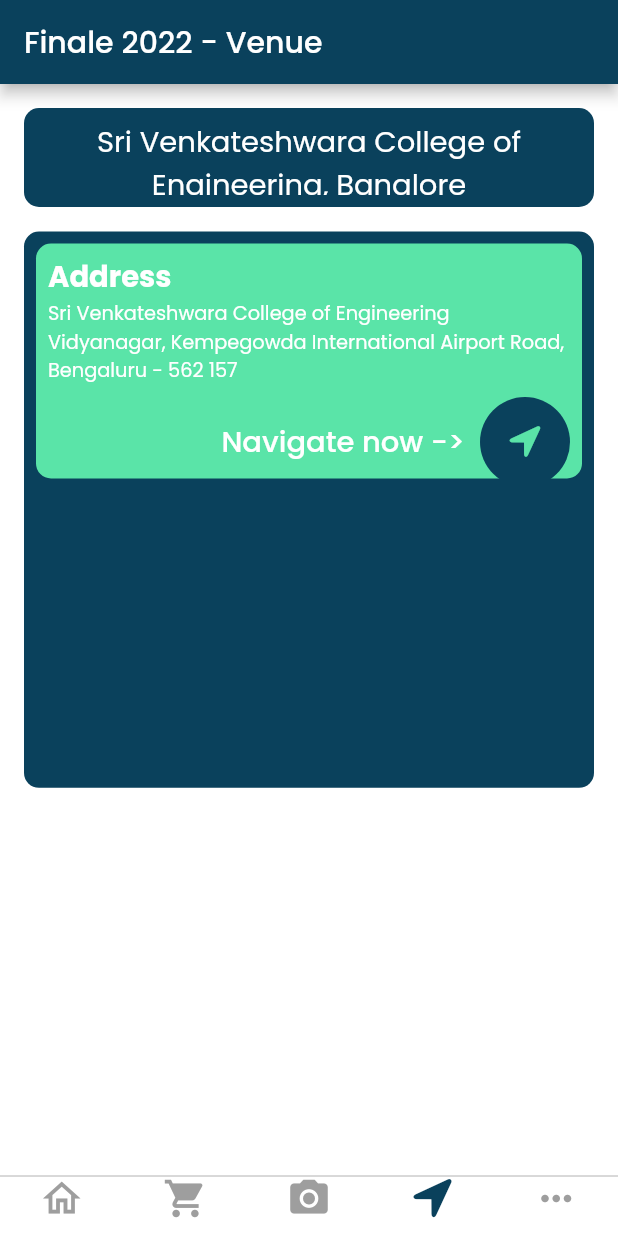
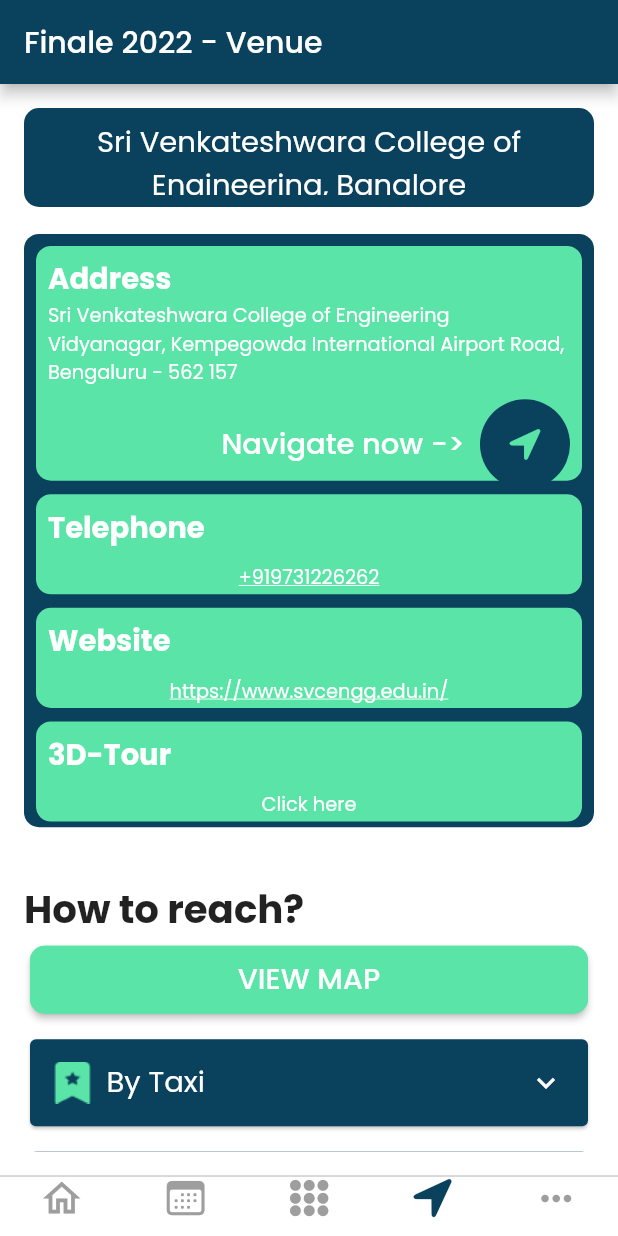
Before and after one commit to ahmadexe/YESIST12-iOS-App, a Flutter app: the screen it shows after launch, swiped to page 4, on a phone screen of 412 x 824 dp. Run offline on Flutter 3.47's test engine with Material 2 defaults, Android fonts, the light colour scheme and no system bars; our stand-ins replace form_builder_validators.

Commit message:
finale screen frontend completed

```diff
--- a/lib/mobile_layout.dart
+++ b/lib/mobile_layout.dart
@@ -16,7 +16,6 @@
 }
 
 class _MobileLayoutState extends State<MobileLayout> {
-
   int _page = 0;
   late PageController _pageController;
 
@@ -37,7 +36,7 @@
     _pageController.jumpToPage(page);
   }
 
-  onPageChanged(int page){
+  onPageChanged(int page) {
     setState(() {
       _page = page;
     });
@@ -65,32 +64,36 @@
         backgroundColor: Colors.white,
         items: [
           BottomNavigationBarItem(
-            icon: Icon(Icons.home_outlined, color: _page == 0? StaticColors.primaryColor : Colors.grey),
-            backgroundColor: Colors.white,
-            label: ""
-          ),
+              icon: Icon(Icons.home_outlined,
+                  color: _page == 0 ? StaticColors.primaryColor : Colors.grey),
+              backgroundColor: Colors.white,
+              label: ""),
           BottomNavigationBarItem(
-            icon: Icon(Icons.shopping_cart, color: _page == 1? Colors.blue : Colors.grey),
+            icon: Icon(CupertinoIcons.calendar,
+                color: _page == 1 ? StaticColors.primaryColor : Colors.grey),
             label: "",
             backgroundColor: Colors.white,
 
             // backgroundColor: customPrimaryColorLight,
           ),
           BottomNavigationBarItem(
-            icon: Icon(Icons.camera_alt, color: _page == 2? Colors.blue : Colors.grey),
+            icon: Icon(CupertinoIcons.circle_grid_3x3_fill,
+                color: _page == 2 ? StaticColors.primaryColor : Colors.grey),
             label: "",
             backgroundColor: Colors.white,
 
             // backgroundColor: customPrimaryColorLight,
           ),
           BottomNavigationBarItem(
-            icon: Icon(CupertinoIcons.location_fill, color: _page == 3? StaticColors.primaryColor : Colors.grey),
+            icon: Icon(CupertinoIcons.location_fill,
+                color: _page == 3 ? StaticColors.primaryColor : Colors.grey),
             label: "",
             backgroundColor: Colors.white,
             // backgroundColor: customPrimaryColorLight,
           ),
           BottomNavigationBarItem(
-            icon: Icon(Icons.more_horiz, color: _page == 4? StaticColors.primaryColor : Colors.grey),
+            icon: Icon(Icons.more_horiz,
+                color: _page == 4 ? StaticColors.primaryColor : Colors.grey),
             label: "",
             backgroundColor: Colors.white,
 
--- a/lib/screens/finale/finale_screen.dart
+++ b/lib/screens/finale/finale_screen.dart
@@ -1,11 +1,14 @@
 import 'package:flutter/cupertino.dart';
 import 'package:flutter/material.dart';
-import 'package:yesist_ios_app/configs/app_typography.dart';
 import 'package:yesist_ios_app/configs/configs.dart';
 import 'package:yesist_ios_app/configs/static_colors.dart';
 import 'package:yesist_ios_app/providers/app_provider.dart';
+
 part 'widgets/_header.dart';
 part 'widgets/_address_card.dart';
+part 'widgets/_info_card.dart';
+part 'widgets/_secondary_info_tile.dart';
+part 'widgets/_resources_tile.dart';
 
 class FinaleScreen extends StatelessWidget {
   const FinaleScreen({super.key});
@@ -18,14 +21,98 @@
       ),
       body: Padding(
         padding: const EdgeInsets.all(16.0),
-        child: Column(
-          children: [
-            const _Header(),
-            SizedBox(
-              height: MediaQuery.of(context).size.height * 0.02,
-            ),
-            const _AddressCard(),
-          ],
+        child: SingleChildScrollView(
+          child: Column(
+            crossAxisAlignment: CrossAxisAlignment.start,
+            children: [
+              const _Header(),
+              Space.y1!,
+              const _AddressCard(),
+              Space.y2!,
+              Text(
+                "How to reach?",
+                style: AppText.h2b,
+              ),
+              const _SecondaryInfoTile(
+                title: "VIEW MAP",
+              ),
+              Space.y!,
+              _ResoucesTile(
+                title: "By Taxi",
+                descWidgets: [
+                  ListTile(
+                    tileColor: Colors.grey[200],
+                    onTap: () {},
+                    dense: true,
+                    contentPadding: const EdgeInsets.all(8),
+                    visualDensity: VisualDensity.compact,
+                    minLeadingWidth: 10,
+                    title: Text(
+                      "Catch a taxi from nearest taxi stand across from the airport. Most Taxis are medium-sized passenger vehicles but are charged the same as general taxi. Taxi fares from the airport to the hotel are fixed, so confirm the fare prior to departure.",
+                      style: AppText.b2,
+                    ),
+                  ),
+                ],
+              ),
+              Space.y!,
+              _ResoucesTile(
+                title: "By Public Transport",
+                descWidgets: [
+                  ListTile(
+                    tileColor: Colors.grey[200],
+                    onTap: () {},
+                    dense: true,
+                    contentPadding: const EdgeInsets.all(8),
+                    visualDensity: VisualDensity.compact,
+                    minLeadingWidth: 10,
+                    title: Text(
+                      "From Airport",
+                      style: AppText.b2!.w(6),
+                    ),
+                    subtitle: Text(
+                      "Get on a bus and get off at thr 'Sri Venkateswara College of Engineering.'",
+                      style: AppText.b2,
+                    ),
+                  ),
+                  ListTile(
+                    tileColor: Colors.grey[200],
+                    onTap: () {},
+                    dense: true,
+                    contentPadding: const EdgeInsets.all(8),
+                    visualDensity: VisualDensity.compact,
+                    minLeadingWidth: 10,
+                    title: Text(
+                      "From Majestic Bus Terminal",
+                      style: AppText.b2!.w(6),
+                    ),
+                    subtitle: Text(
+                      "Get on at the Majestic Bus Terminal (Bus: 282B and 282F) get off at the Sri Venkateswara College of Engineering.",
+                      style: AppText.b2,
+                    ),
+                  ),
+                  ListTile(
+                    tileColor: Colors.grey[200],
+                    onTap: () {},
+                    dense: true,
+                    contentPadding: const EdgeInsets.all(8),
+                    visualDensity: VisualDensity.compact,
+                    minLeadingWidth: 10,
+                    title: Text(
+                      "From East Railway Station",
+                      style: AppText.b2!.w(6),
+                    ),
+                    subtitle: Text(
+                      "Get on at the East Railway Station (Bus: 292D, 295D and 296D) get off at Sri Venkateswara College of Engineering.",
+                      style: AppText.b2,
+                    ),
+                  ),
+                ],
+              ),
+              const _SecondaryInfoTile(
+                title: "VIEW ACCOMODATIONS",
+              ),
+            ],
+          ),
         ),
       ),
     );
--- a/lib/screens/finale/widgets/_address_card.dart
+++ b/lib/screens/finale/widgets/_address_card.dart
@@ -7,7 +7,7 @@
   Widget build(BuildContext context) {
     return Container(
       padding: const EdgeInsets.all(8),
-      height: MediaQuery.of(context).size.height * 0.45,
+      height: MediaQuery.of(context).size.height * 0.48,
       width: double.infinity,
       decoration: BoxDecoration(
         borderRadius: BorderRadius.circular(10),
@@ -59,9 +59,16 @@
               ],
             ),
           ),
-          Container(),
-          Container(),
-          Container(),
+          Space.y!,
+          const _InfoCard(
+              title: "Telephone", subtext: "+919731226262", underlined: true),
+          Space.y!,
+          const _InfoCard(
+              title: "Website",
+              subtext: "https://www.svcengg.edu.in/",
+              underlined: true),
+          Space.y!,
+          const _InfoCard(title: "3D-Tour", subtext: "Click here")
         ],
       ),
     );
--- /dev/null
+++ b/lib/screens/finale/widgets/_info_card.dart
@@ -0,0 +1,45 @@
+part of '../finale_screen.dart';
+
+class _InfoCard extends StatelessWidget {
+  final String title;
+  final String subtext;
+  final bool underlined;
+  const _InfoCard(
+      {required this.title, required this.subtext, this.underlined = false});
+
+  @override
+  Widget build(BuildContext context) {
+    return Container(
+      padding: const EdgeInsets.all(8),
+      height: MediaQuery.of(context).size.height * .081,
+      width: double.infinity,
+      decoration: BoxDecoration(
+        borderRadius: BorderRadius.circular(10),
+        color: StaticColors.secondaryColor,
+      ),
+      child: Column(
+        crossAxisAlignment: CrossAxisAlignment.start,
+        children: [
+          Text(
+            title,
+            style: AppText.b1b!.copyWith(color: Colors.white),
+          ),
+          Space.y!,
+          Row(
+            mainAxisAlignment: MainAxisAlignment.center,
+            crossAxisAlignment: CrossAxisAlignment.end,
+            children: [
+              Text(
+                subtext,
+                style: AppText.l2!.copyWith(
+                  color: Colors.white,
+                  decoration: underlined? TextDecoration.underline : TextDecoration.none,
+                ),
+              ),
+            ],
+          )
+        ],
+      ),
+    );
+  }
+}
--- /dev/null
+++ b/lib/screens/finale/widgets/_resources_tile.dart
@@ -0,0 +1,39 @@
+part of '../finale_screen.dart';
+
+class _ResoucesTile extends StatelessWidget {
+  final String title;
+  final List<Widget> descWidgets;
+  const _ResoucesTile({required this.title, required this.descWidgets});
+
+  @override
+  Widget build(BuildContext context) {
+    final app = AppProvider.state(context);
+    return Card(
+      color: StaticColors.primaryColor,
+      child: Theme(
+        data: Theme.of(context).copyWith(dividerColor: Colors.grey[200]),
+        child: ExpansionTile(
+          // key: Key(category.key.toString()),
+          maintainState: true,
+          title: Row(
+            children: [
+              Image.asset("assets/images/tile_vector.png",
+                  height: 28,
+                  width: MediaQuery.of(context).size.width * 0.06,
+                  fit: BoxFit.fill),
+              // generateIcon(category.key),
+              // Space.xf(2),
+              Text(
+                "  $title",
+                style: AppText.b1!.copyWith(color: Colors.white),
+              ),
+            ],
+          ),
+          iconColor: Colors.white,
+          collapsedIconColor: Colors.white,
+          children: descWidgets,
+        ),
+      ),
+    );
+  }
+}
--- /dev/null
+++ b/lib/screens/finale/widgets/_secondary_info_tile.dart
@@ -0,0 +1,29 @@
+part of '../finale_screen.dart';
+
+class _SecondaryInfoTile extends StatelessWidget {
+  final String title;
+  const _SecondaryInfoTile({required this.title});
+
+  @override
+  Widget build(BuildContext context) {
+    return Card(
+      color: StaticColors.secondaryColor,
+      shape: RoundedRectangleBorder(borderRadius: BorderRadius.circular(10)),
+      elevation: 2,
+      child: Container(
+        height: MediaQuery.of(context).size.height * 0.055,
+        width: double.infinity,
+        decoration: BoxDecoration(
+            borderRadius: BorderRadius.circular(10),
+            color: StaticColors.secondaryColor),
+        child: Center(
+          child: Text(
+            title,
+            style: AppText.b1!.w(5).copyWith(color: Colors.white),
+            textAlign: TextAlign.center,
+          ),
+        ),
+      ),
+    );
+  }
+}
```
